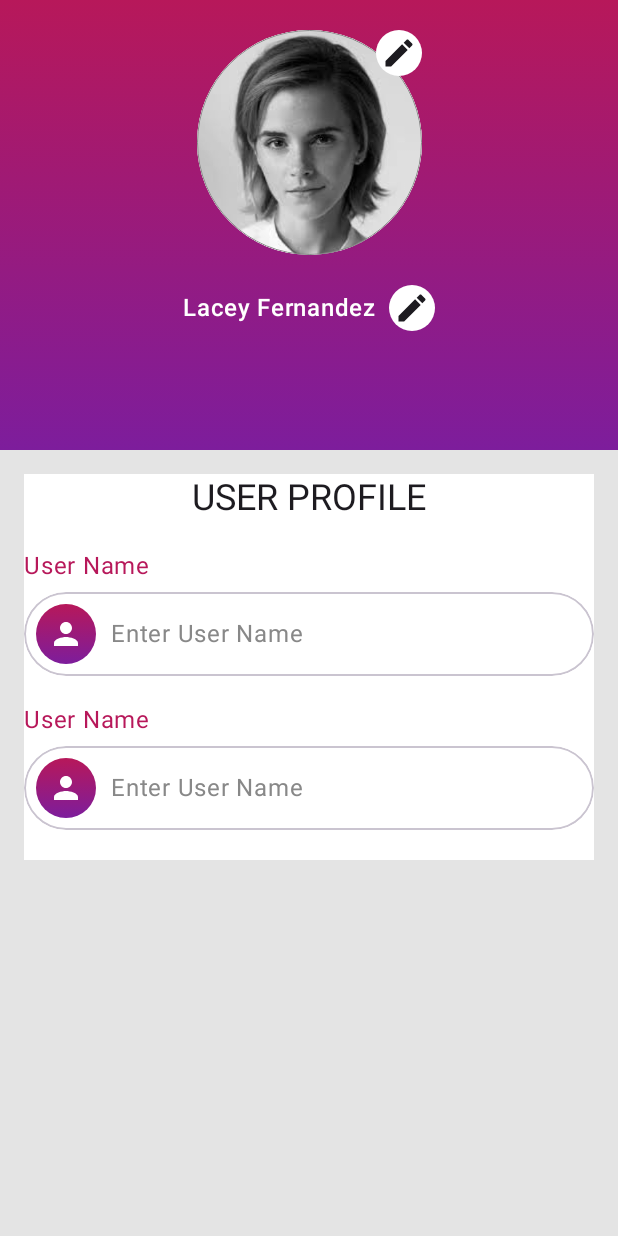
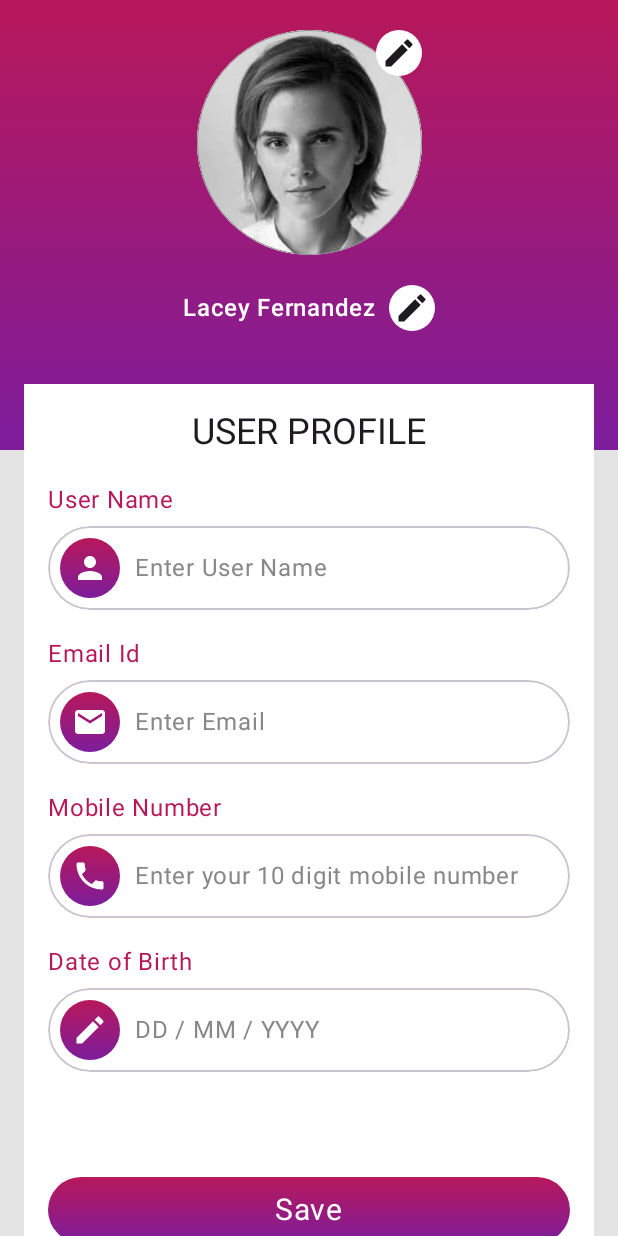
Before and after one commit to SenghaniMaulik/NeoSoftComposeDesignDemo, an Android app built with Jetpack Compose: the screen it shows after launch (MainActivity), on a phone screen of 412 x 824 dp. Run offline under Robolectric (Android 15) with nearby library versions, the phone set to English and light mode, and no system bars.

Commit message:
design completed

```diff
--- a/app/src/main/java/com/example/neosoft/ui/presentation/screen/profile/ProfileContent.kt
+++ b/app/src/main/java/com/example/neosoft/ui/presentation/screen/profile/ProfileContent.kt
@@ -7,27 +7,40 @@ import androidx.compose.foundation.layout.Spacer
 import androidx.compose.foundation.layout.fillMaxWidth
 import androidx.compose.foundation.layout.height
 import androidx.compose.foundation.layout.padding
-import androidx.compose.material3.Card
-import androidx.compose.material3.CardElevation
+import androidx.compose.foundation.shape.RoundedCornerShape
+import androidx.compose.foundation.text.KeyboardOptions
+import androidx.compose.material.icons.Icons
+import androidx.compose.material.icons.filled.Create
+import androidx.compose.material.icons.filled.Email
+import androidx.compose.material.icons.filled.Phone
 import androidx.compose.material3.MaterialTheme
 import androidx.compose.material3.Text
 import androidx.compose.runtime.Composable
+import androidx.compose.ui.Alignment
 import androidx.compose.ui.Modifier
+import androidx.compose.ui.draw.clip
 import androidx.compose.ui.graphics.Color
+import androidx.compose.ui.text.input.ImeAction
+import androidx.compose.ui.text.input.KeyboardType
 import androidx.compose.ui.text.style.TextAlign
 import androidx.compose.ui.tooling.preview.Preview
 import androidx.compose.ui.unit.dp
+import androidx.compose.ui.unit.sp
 import com.example.neosoft.ui.presentation.components.ProfileTextField
-import com.example.neosoft.ui.theme.register_pink
+import com.example.neosoft.ui.theme.linearGradient
 
 @Composable
 fun ProfileContent(viewModel: ProfileScreenViewModel) {
-    Box(modifier = Modifier.padding(16.dp).background(Color.White)) {
+    Box(
+        modifier = Modifier
+            .padding(16.dp)
+            .background(Color.White)
+            .padding(16.dp)
+    ) {
         Column(modifier = Modifier.fillMaxWidth()) {
             Text(
                 modifier = Modifier.fillMaxWidth(),
                 text = "USER PROFILE",
-
                 style = MaterialTheme.typography.headlineSmall,
                 textAlign = TextAlign.Center
             )
@@ -39,11 +52,52 @@ fun ProfileContent(viewModel: ProfileScreenViewModel) {
                 onValueChange = { viewModel.textFieldUserName = it }
             )
             ProfileTextField(
-                label = "User Name",
-                hint = "Enter User Name",
-                value = viewModel.textFieldUserName,
-                onValueChange = { viewModel.textFieldUserName = it }
+                label = "Email Id",
+                hint = "Enter Email",
+                imageVector = Icons.Default.Email,
+                value = viewModel.textFieldEmail,
+                keyboardOptions = KeyboardOptions(
+                    imeAction = ImeAction.Next,
+                    keyboardType = KeyboardType.Email
+                ),
+                onValueChange = { viewModel.textFieldEmail = it }
             )
+            ProfileTextField(
+                label = "Mobile Number",
+                hint = "Enter your 10 digit mobile number",
+                imageVector = Icons.Default.Phone,
+                value = viewModel.textFieldMobile,
+                keyboardOptions = KeyboardOptions(
+                    imeAction = ImeAction.Next,
+                    keyboardType = KeyboardType.Number
+                ),
+                onValueChange = { viewModel.textFieldMobile = it }
+            )
+            ProfileTextField(
+                label = "Date of Birth",
+                hint = "DD / MM / YYYY",
+                imageVector = Icons.Default.Create,
+                value = viewModel.textFieldDate,
+                keyboardOptions = KeyboardOptions(
+                    imeAction = ImeAction.Next,
+                    keyboardType = KeyboardType.Number
+                ),
+                onValueChange = { viewModel.textFieldDate = it }
+            )
+
+            Spacer(modifier = Modifier.height(50.dp))
+
+            Box(
+                modifier = Modifier
+                    .fillMaxWidth()
+                    .clip(RoundedCornerShape(30.dp))
+                    .background(linearGradient)
+                    .padding(10.dp),
+                contentAlignment = Alignment.Center,
+
+                ) {
+                Text(text = "Save", fontSize = 20.sp, color = Color.White)
+            }
         }
     }
 }
--- a/app/src/main/java/com/example/neosoft/ui/presentation/screen/profile/ProfileScreen.kt
+++ b/app/src/main/java/com/example/neosoft/ui/presentation/screen/profile/ProfileScreen.kt
@@ -3,7 +3,10 @@ package com.example.neosoft.ui.presentation.screen.profile
 import androidx.compose.foundation.background
 import androidx.compose.foundation.layout.Box
 import androidx.compose.foundation.layout.Column
+import androidx.compose.foundation.layout.fillMaxWidth
 import androidx.compose.foundation.layout.padding
+import androidx.compose.foundation.rememberScrollState
+import androidx.compose.foundation.verticalScroll
 import androidx.compose.runtime.Composable
 import androidx.compose.ui.Modifier
 import androidx.compose.ui.tooling.preview.Preview
@@ -18,9 +21,22 @@ fun ProfileScreen() {
         Modifier
             .background(register_bg)
     ) {
-        Column() {
-            ProfileHeader()
-            ProfileContent(viewModel = profileScreenViewModel)
+        Column(
+            modifier = Modifier
+                .fillMaxWidth()
+                .verticalScroll(rememberScrollState())
+        ) {
+            Box(
+                modifier = Modifier
+                    .fillMaxWidth()
+            ) {
+                ProfileHeader()
+                Box(Modifier.padding(top = 240.dp)) {
+                    ProfileContent(viewModel = profileScreenViewModel)
+                }
+
+            }
+
 
         }
     }
```
